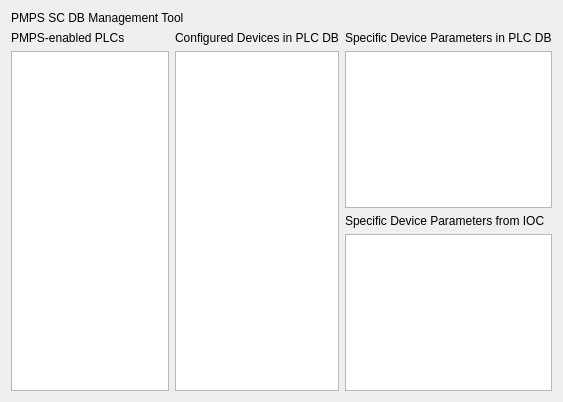
This is pmpsdb_client/tables.ui in pcdshub/pmpsdb_client as Qt 5 draws it before an edit. The edited form follows.
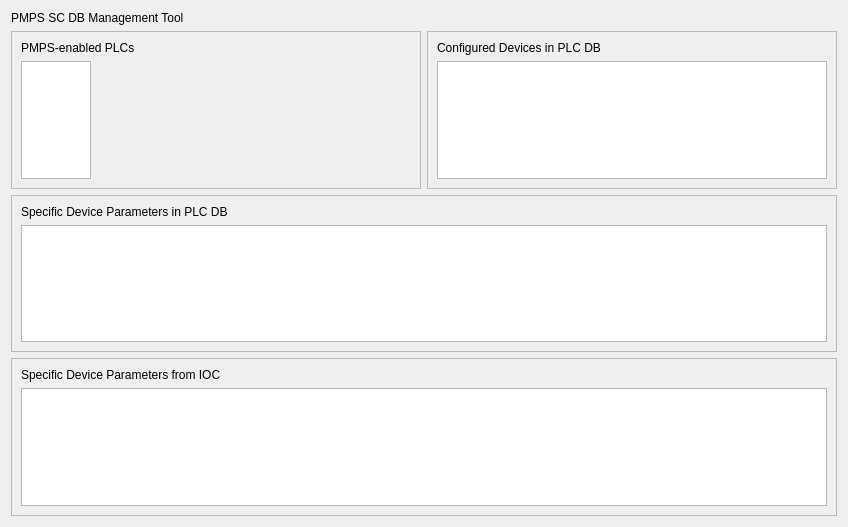
This is the edited form.

Commit message: ENH: rearrange display to get closer to monitor shape, use auto table sizing on plc table

```diff
--- a/pmpsdb_client/tables.ui
+++ b/pmpsdb_client/tables.ui
@@ -6,8 +6,8 @@
    <rect>
     <x>0</x>
     <y>0</y>
-    <width>563</width>
-    <height>402</height>
+    <width>848</width>
+    <height>527</height>
    </rect>
   </property>
   <property name="windowTitle">
@@ -27,6 +27,13 @@
       <number>0</number>
      </property>
      <item>
+      <widget class="QFrame" name="frame">
+       <property name="frameShape">
+        <enum>QFrame::StyledPanel</enum>
+       </property>
+       <property name="frameShadow">
+        <enum>QFrame::Raised</enum>
+       </property>
       <layout class="QVBoxLayout" name="verticalLayout">
        <item>
         <widget class="QLabel" name="plc_label">
@@ -46,6 +53,9 @@
          <property name="horizontalScrollBarPolicy">
           <enum>Qt::ScrollBarAlwaysOff</enum>
          </property>
+          <property name="sizeAdjustPolicy">
+           <enum>QAbstractScrollArea::AdjustToContents</enum>
+          </property>
          <property name="editTriggers">
           <set>QAbstractItemView::NoEditTriggers</set>
          </property>
@@ -64,9 +74,17 @@
         </widget>
        </item>
       </layout>
+      </widget>
      </item>
      <item>
-      <layout class="QVBoxLayout" name="verticalLayout_2">
+      <widget class="QFrame" name="frame_2">
+       <property name="frameShape">
+        <enum>QFrame::StyledPanel</enum>
+       </property>
+       <property name="frameShadow">
+        <enum>QFrame::Raised</enum>
+       </property>
+       <layout class="QVBoxLayout" name="verticalLayout_3">
        <item>
         <widget class="QLabel" name="device_label">
          <property name="text">
@@ -91,12 +109,19 @@
         </widget>
        </item>
       </layout>
+      </widget>
+     </item>
+    </layout>
      </item>
      <item>
-      <layout class="QVBoxLayout" name="verticalLayout_5">
-       <property name="rightMargin">
-        <number>0</number>
-       </property>
+    <widget class="QFrame" name="frame_3">
+     <property name="frameShape">
+      <enum>QFrame::StyledPanel</enum>
+     </property>
+     <property name="frameShadow">
+      <enum>QFrame::Raised</enum>
+     </property>
+     <layout class="QVBoxLayout" name="verticalLayout_2">
        <item>
         <widget class="QLabel" name="param_label">
          <property name="text">
@@ -126,6 +151,18 @@
          </attribute>
         </widget>
        </item>
+     </layout>
+    </widget>
+   </item>
+   <item>
+    <widget class="QFrame" name="frame_4">
+     <property name="frameShape">
+      <enum>QFrame::StyledPanel</enum>
+     </property>
+     <property name="frameShadow">
+      <enum>QFrame::Raised</enum>
+     </property>
+     <layout class="QVBoxLayout" name="verticalLayout_5">
        <item>
         <widget class="QLabel" name="ioc_label">
          <property name="text">
@@ -156,8 +193,7 @@
         </widget>
        </item>
       </layout>
-     </item>
-    </layout>
+    </widget>
    </item>
   </layout>
  </widget>
```
Lines whose indentation alone changed are shown as unchanged. The commit also changes 1 other file.
